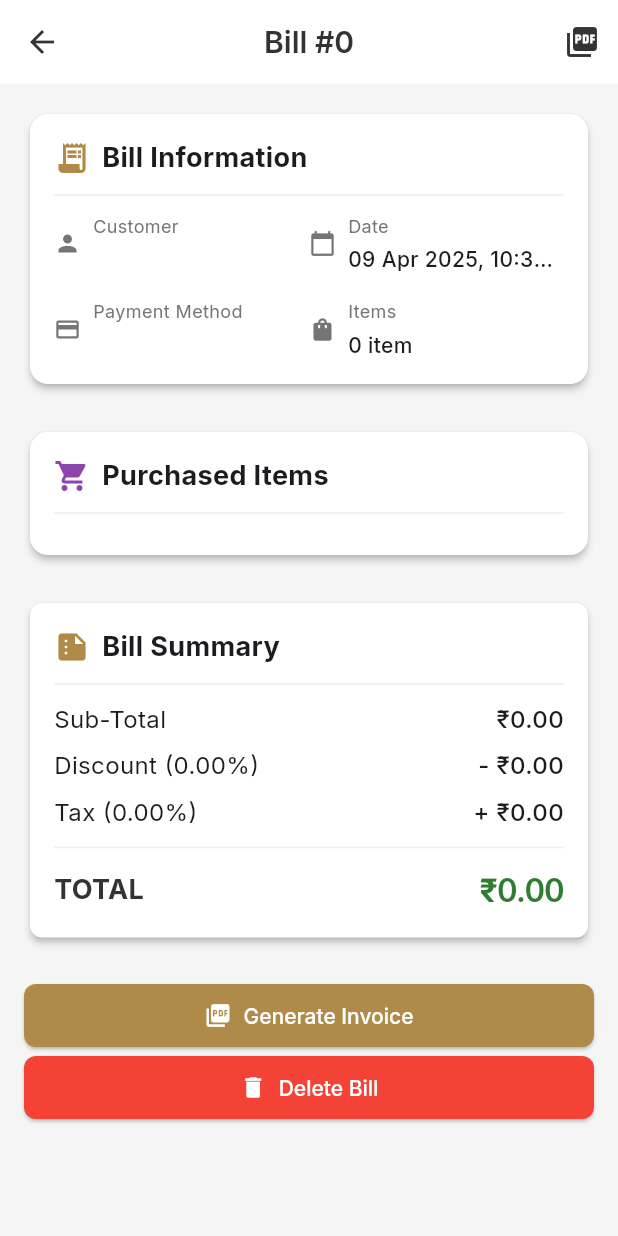
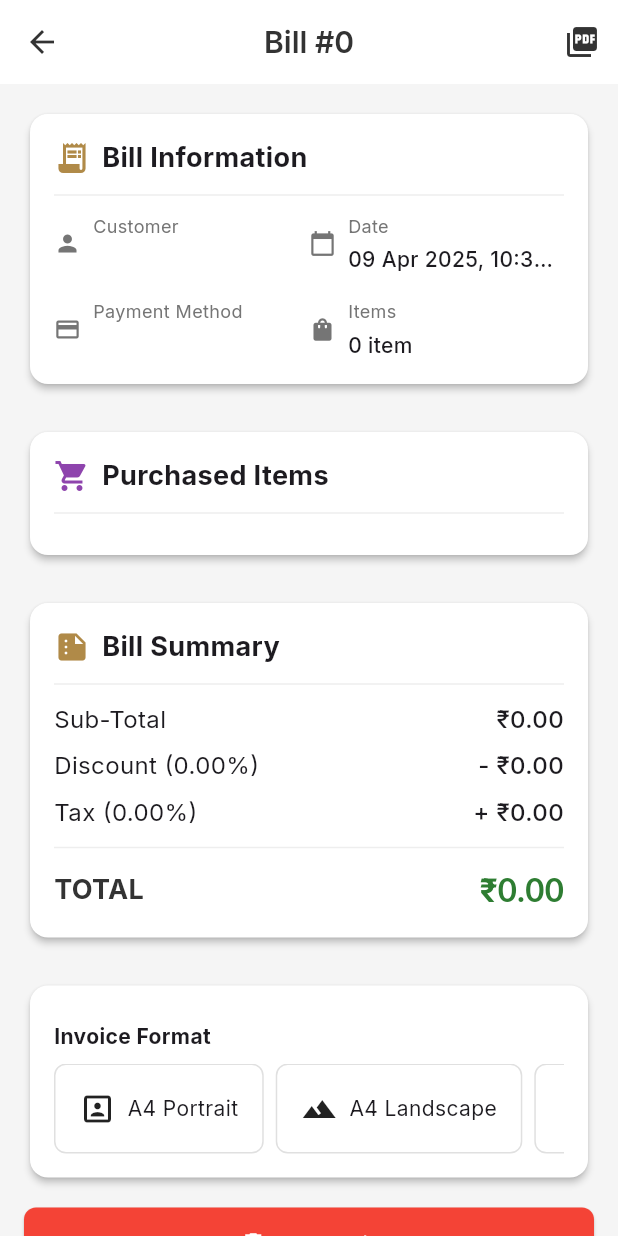
Before and after one commit to yuvaraj8080/blingbill, a Flutter app: the BillDetailView screen opened directly with empty values, after a tap on the "picture as pdf" icon, on a phone screen of 412 x 824 dp. Run offline on Flutter 3.47's test engine with Material 3 defaults, Android fonts, the phone set to English and light mode, and no system bars; our stand-ins replace confetti, get, google_fonts, image_picker, pdf, printing and 2 more; accounts and stored records are empty.

Commit message:
Added font support for invoice generation and enhanced UI for format selection.

```diff
--- a/lib/app/modules/billing/controllers/billing_controller.dart
+++ b/lib/app/modules/billing/controllers/billing_controller.dart
@@ -1,5 +1,6 @@
 import 'package:confetti/confetti.dart';
 import 'package:flutter/material.dart';
+import 'package:flutter/services.dart';
 import 'package:get/get.dart';
 import 'package:intl/intl.dart';
 import 'package:pdf/pdf.dart';
@@ -475,14 +476,24 @@ class BillingController extends GetxController {
   }
 
   // Generate invoice PDF
-  Future<void> generateInvoice(Bill bill) async {
+  Future<void> generateInvoice(Bill bill, {PdfPageFormat pageFormat = PdfPageFormat.a4}) async {
     try {
-      final pdf = pw.Document(author: 'Ankit', title: 'BlingBill Invoice');
-      final currencyFormat = NumberFormat.currency(locale: 'en_IN', symbol: '\u{20B9}');
+      // Load fonts that support the rupee symbol
+      final fontData = await rootBundle.load("assets/fonts/Roboto.ttf");
+      final ttf = pw.Font.ttf(fontData.buffer.asByteData());
+
+      final pdf = pw.Document(
+        author: 'Ankit',
+        title: 'BlingBill Invoice',
+        theme: pw.ThemeData.withFont(base: ttf, bold: ttf),
+      );
+
+      // Using the rupee symbol with proper font support
+      final currencyFormat = NumberFormat.currency(locale: 'en_IN', symbol: '₹');
 
       pdf.addPage(
         pw.MultiPage(
-          pageFormat: PdfPageFormat.a4,
+          pageFormat: pageFormat,
           margin: const pw.EdgeInsets.all(32),
           header: (context) => _buildInvoiceHeader(bill),
           build:
@@ -608,6 +619,7 @@ class BillingController extends GetxController {
 
   // PDF Helper methods
   pw.Widget _buildInvoiceHeader(Bill bill) {
+
     return pw.Row(
       mainAxisAlignment: pw.MainAxisAlignment.spaceBetween,
       children: [
--- a/lib/app/modules/billing/views/bill_detail_view.dart
+++ b/lib/app/modules/billing/views/bill_detail_view.dart
@@ -2,6 +2,7 @@ import 'package:flutter/material.dart';
 import 'package:get/get.dart';
 import 'package:google_fonts/google_fonts.dart';
 import 'package:intl/intl.dart';
+import 'package:pdf/pdf.dart'; // Add this import for PdfPageFormat
 
 import '../../../constants/app_constants.dart';
 import '../../../data/models/bill_model.dart';
@@ -146,7 +147,7 @@ class BillDetailView extends GetView<BillingController> {
             // Summary Card
             Card(
               elevation: 2,
-
+              shape: RoundedRectangleBorder(borderRadius: BorderRadius.circular(12)),
               child: Padding(
                 padding: const EdgeInsets.all(16.0),
                 child: Column(
@@ -193,39 +194,33 @@ class BillDetailView extends GetView<BillingController> {
 
             const SizedBox(height: 24),
 
-            // Action Buttons
-            Row(
-              children: [
-                Expanded(
-                  child: ElevatedButton.icon(
-                    icon: const Icon(Icons.picture_as_pdf),
-                    label: const Text('Generate Invoice'),
-                    style: ElevatedButton.styleFrom(
-                      padding: const EdgeInsets.symmetric(vertical: 12),
-                      shape: RoundedRectangleBorder(borderRadius: BorderRadius.circular(8)),
-                    ),
-                    onPressed: () => controller.generateInvoice(bill),
+            // Invoice Generation Section
+            Card(
+              elevation: 2,
+              shape: RoundedRectangleBorder(borderRadius: BorderRadius.circular(12)),
+              child: Padding(
+                padding: const EdgeInsets.all(16.0),
+                child: buildInvoiceGenerationSection(bill),
               ),
             ),
-              ],
-            ),
-            Row(
-              children: [
-                Expanded(
-                  child: ElevatedButton.icon(
+
+            const SizedBox(height: 16),
+
+            // Delete Button
+            ElevatedButton.icon(
               icon: const Icon(Icons.delete),
               label: const Text('Delete Bill'),
               style: ElevatedButton.styleFrom(
                 padding: const EdgeInsets.symmetric(vertical: 12),
                 shape: RoundedRectangleBorder(borderRadius: BorderRadius.circular(8)),
-                      backgroundColor: Colors.red, // Make it red for delete action
+                backgroundColor: Colors.red,
                 foregroundColor: Colors.white,
+                minimumSize: const Size(double.infinity, 48),
               ),
               onPressed: () {
                 showDialog(
                   context: context,
-                        builder:
-                            (context) => AlertDialog(
+                  builder: (context) => AlertDialog(
                     title: const Text('Delete Bill'),
                     content: Text('Are you sure you want to delete "${bill.id}"?'),
                     actions: [
@@ -241,9 +236,6 @@ class BillDetailView extends GetView<BillingController> {
                   ),
                 );
               },
-                  ),
-                ),
-              ],
             ),
           ],
         ),
@@ -302,4 +294,72 @@ class BillDetailView extends GetView<BillingController> {
       ],
     );
   }
+
+  // Added methods for invoice generation
+  Widget buildInvoiceGenerationSection(Bill bill) {
+    return Column(
+      crossAxisAlignment: CrossAxisAlignment.start,
+      children: [
+        const Padding(
+          padding: EdgeInsets.symmetric(vertical: 8.0),
+          child: Text(
+            'Invoice Format',
+            style: TextStyle(fontWeight: FontWeight.bold),
+          ),
+        ),
+        SizedBox(
+          height: 60,
+          child: ListView(
+            scrollDirection: Axis.horizontal,
+            children: [
+              _buildFormatOption(
+                'A4 Portrait',
+                Icons.portrait,
+                () => controller.generateInvoice(bill, pageFormat: PdfPageFormat.a4),
+              ),
+              _buildFormatOption(
+                'A4 Landscape',
+                Icons.landscape,
+                () => controller.generateInvoice(bill, pageFormat: PdfPageFormat.a4.landscape),
+              ),
+              _buildFormatOption(
+                'Letter',
+                Icons.description,
+                () => controller.generateInvoice(bill, pageFormat: PdfPageFormat.letter),
+              ),
+              _buildFormatOption(
+                'Compact',
+                Icons.receipt,
+                () => controller.generateInvoice(bill, pageFormat: PdfPageFormat.standard),
+              ),
+            ],
+          ),
+        ),
+      ],
+    );
   }
+
+  Widget _buildFormatOption(String label, IconData icon, VoidCallback onTap) {
+    return Padding(
+      padding: const EdgeInsets.only(right: 8.0),
+      child: InkWell(
+        onTap: onTap,
+        borderRadius: BorderRadius.circular(8),
+        child: Container(
+          padding: const EdgeInsets.symmetric(horizontal: 16, vertical: 8),
+          decoration: BoxDecoration(
+            border: Border.all(color: Colors.grey.shade300),
+            borderRadius: BorderRadius.circular(8),
+          ),
+          child: Row(
+            children: [
+              Icon(icon, size: 24),
+              const SizedBox(width: 8),
+              Text(label),
+            ],
+          ),
+        ),
+      ),
+    );
+  }
+}
```
Also changed, not shown: pubspec.yaml (+6 -6 lines), assets/fonts/Roboto.ttf (added). Lines whose indentation alone changed are shown as unchanged.
